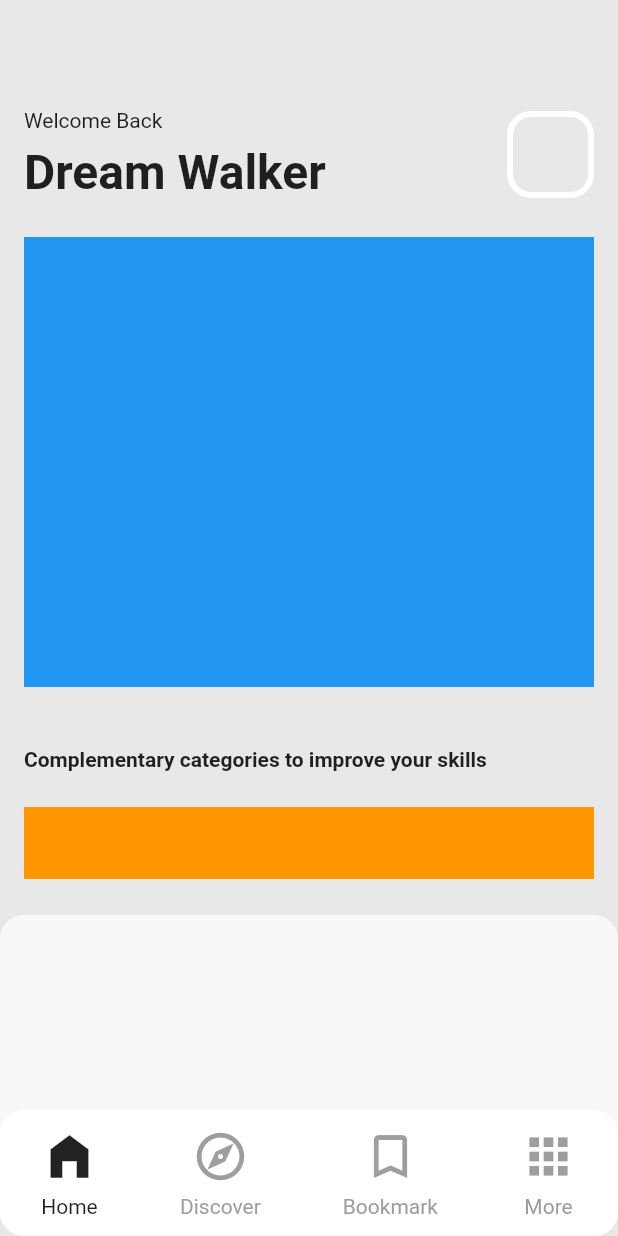
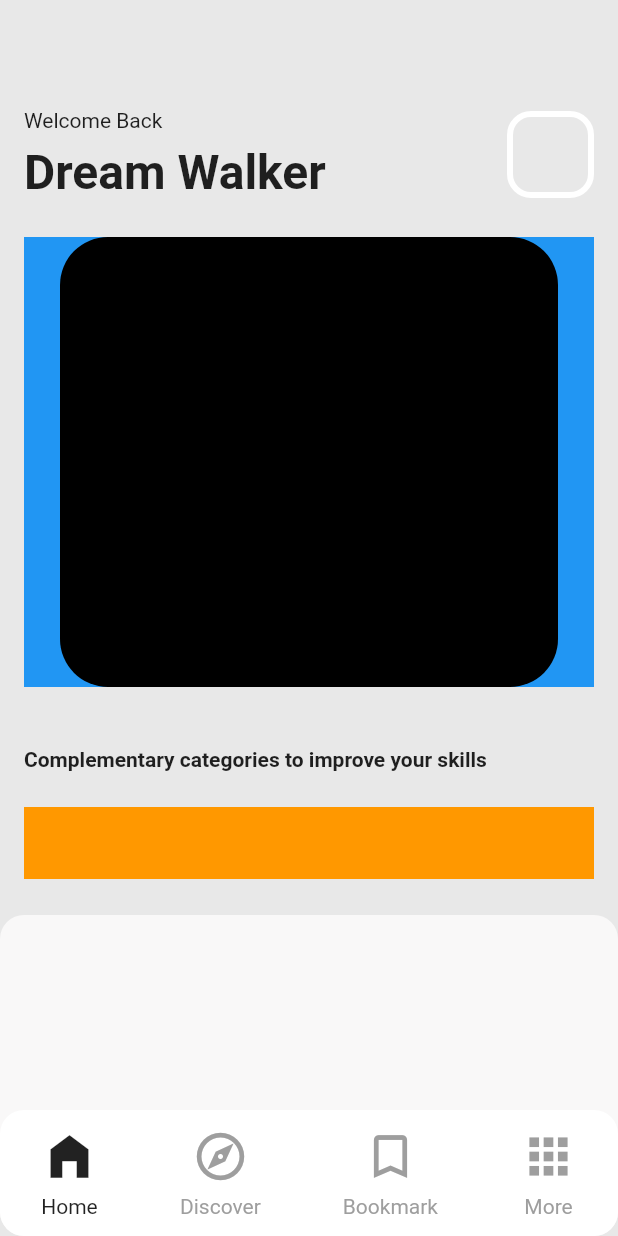
Before and after one commit to JAICHANGPARK/flutter_notebook_chapter_24, a Flutter app: the GuitarLessonMainPage screen opened directly, on a phone screen of 412 x 824 dp. Run offline on Flutter 3.47's test engine with Material 2 defaults, Android fonts, the phone set to English and light mode, and no system bars; our stand-ins replace flutter_riverpod, freezed_annotation, go_router, google_fonts, ionicons, percent_indicator; missing offline and left inert: crypto_font_icons; network calls fail.

Commit message:
Update guitar_lesson_main_page.dart

```diff
--- a/lib/ep1396_guitar_lesson_app/view/guitar_lesson_main_page.dart
+++ b/lib/ep1396_guitar_lesson_app/view/guitar_lesson_main_page.dart
@@ -74,6 +74,22 @@ class _GuitarLessonMainPageState extends State<GuitarLessonMainPage> {
                         height: 300,
                         color: Colors.blue,
                         margin: const EdgeInsets.symmetric(vertical: 24),
+                        child: Stack(
+                          children: [
+                            Positioned(
+                              bottom: 0,
+                              left: 24,
+                              right: 24,
+                              top: 0,
+                              child: Container(
+                                decoration: BoxDecoration(
+                                  color: Colors.black,
+                                  borderRadius: BorderRadius.circular(32)
+                                ),
+                              ),
+                            ),
+                          ],
+                        ),
                       ),
                       const SizedBox(
                         height: 16,
```
